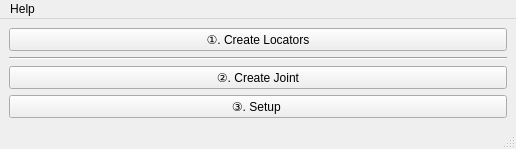
First picture: the form in gui/ReverseFoot_gui.ui, repository popipopi33/ReverseFootTool, before the edit.
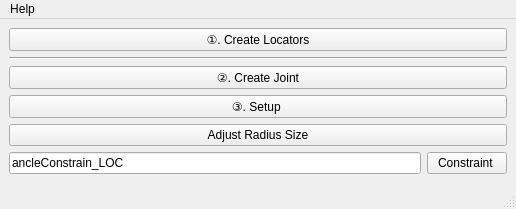
Second picture: the form after the edit.

```diff
--- a/gui/ReverseFoot_gui.ui
+++ b/gui/ReverseFoot_gui.ui
@@ -7,7 +7,7 @@
     <x>0</x>
     <y>0</y>
     <width>516</width>
-    <height>149</height>
+    <height>209</height>
    </rect>
   </property>
   <property name="windowTitle">
@@ -46,6 +46,31 @@
       </property>
      </widget>
     </item>
+    <item>
+     <widget class="QPushButton" name="pushButton">
+      <property name="text">
+       <string>Adjust Radius Size</string>
+      </property>
+     </widget>
+    </item>
+    <item>
+     <layout class="QHBoxLayout" name="horizontalLayout">
+      <item>
+       <widget class="QLineEdit" name="tg_ik_text">
+        <property name="text">
+         <string>ancleConstrain_LOC</string>
+        </property>
+       </widget>
+      </item>
+      <item>
+       <widget class="QPushButton" name="ik_const_button">
+        <property name="text">
+         <string>Constraint </string>
+        </property>
+       </widget>
+      </item>
+     </layout>
+    </item>
    </layout>
   </widget>
   <widget class="QMenuBar" name="menubar">
```
